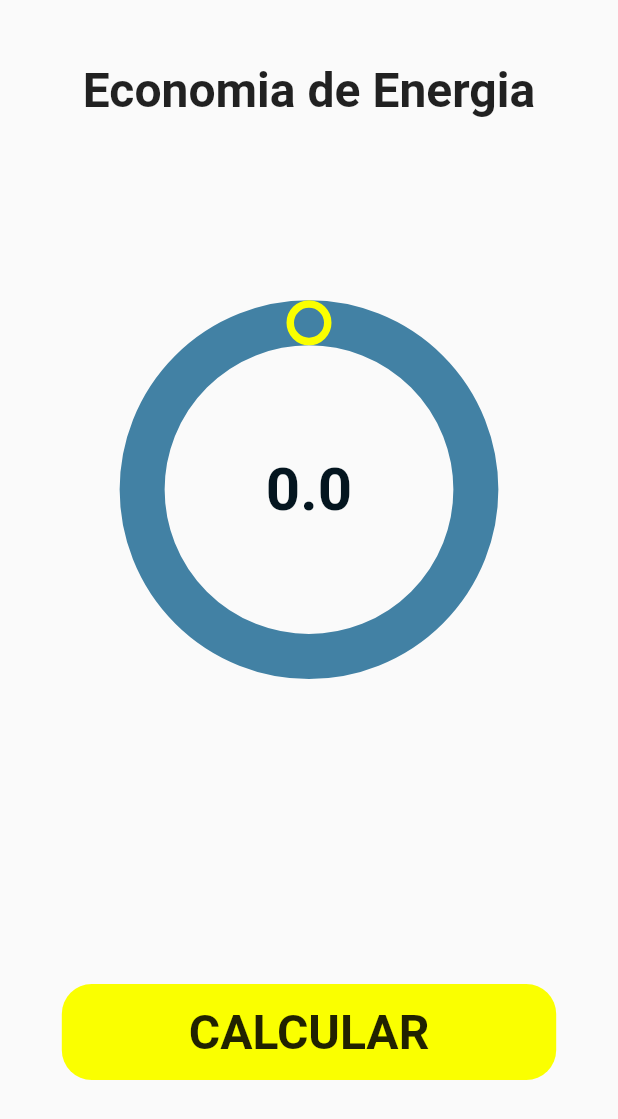
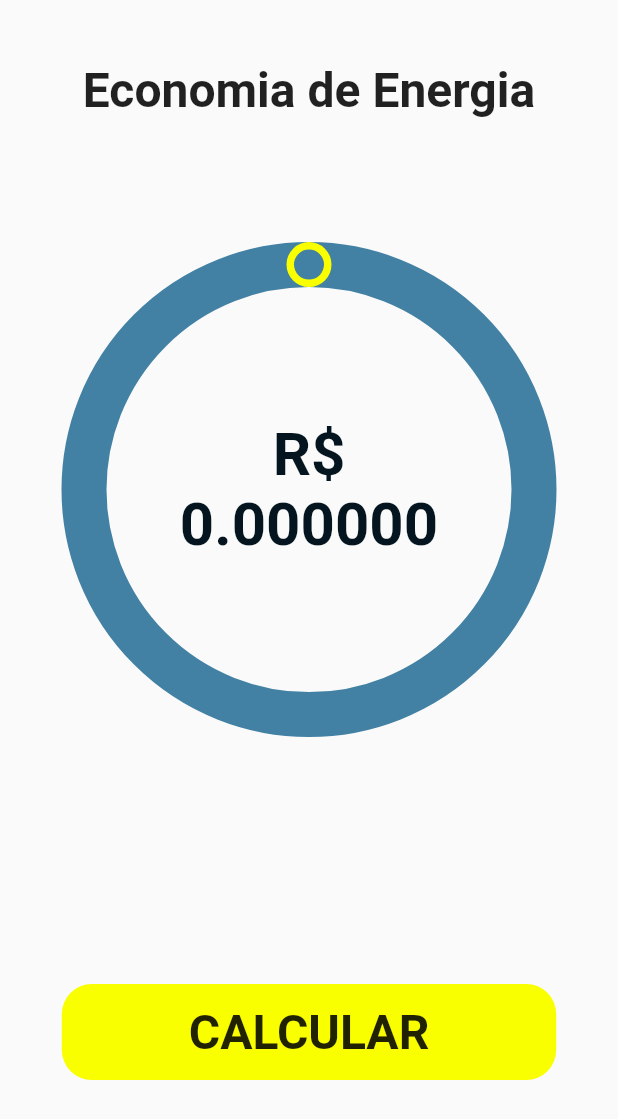
Before and after one commit to Gabriellocp/wattio_frontend, a Flutter app: the screen it shows after launch, on a phone screen of 412 x 824 dp. Shown: the top 1119 px of the screen. Run offline on Flutter 3.47's test engine with Material 2 defaults, Android fonts, the phone set to English and light mode, and no system bars.

Commit message:
update: add minimum size of 150 for CircularSlider

```diff
--- a/lib/widgets/slider/background_slider_painter.dart
+++ b/lib/widgets/slider/background_slider_painter.dart
@@ -49,7 +49,7 @@ class BackgroundSliderPainter extends CustomPainter {
     // Text inside the circle
     TextSpan span = TextSpan(
       text: text,
-      style: TextStyle(
+      style: const TextStyle(
         fontSize: 40.0,
         fontWeight: FontWeight.bold,
         color: AppColors.textPrimary,
@@ -58,6 +58,7 @@ class BackgroundSliderPainter extends CustomPainter {
     TextPainter textPainter = TextPainter(
       text: span,
       textDirection: TextDirection.ltr,
+      textAlign: TextAlign.center,
     );
     textPainter.layout(minWidth: 0, maxWidth: size.width);
     // Defining the text offset >>
--- a/lib/widgets/slider/circular_slider.dart
+++ b/lib/widgets/slider/circular_slider.dart
@@ -1,3 +1,5 @@
+import 'dart:math';
+
 import 'package:flutter/material.dart';
 import 'package:wattio_frontend/context/global_context.dart';
 import 'package:wattio_frontend/helpers/math_helper.dart';
@@ -20,7 +22,7 @@ class CircularSlider extends StatefulWidget {
   final double maxValue;
   final double increment;
   double startAngle;
-  final Function(dynamic)? onChanged;
+  final Function(dynamic) onChanged;
 
   @override
   State<CircularSlider> createState() => _CircularSliderState();
@@ -39,7 +41,9 @@ class _CircularSliderState extends State<CircularSlider> {
         ? const Slider(value: 0.2, onChanged: null)
         : LayoutBuilder(builder: (context, constraints) {
             double startInRadians = mathHelper.toRadian(widget.startAngle);
-            double backgroundRadius = constraints.maxWidth * .3;
+            double backgroundRadius = screen.isWiderScreen
+                ? max(150, constraints.maxWidth * .2)
+                : max(150, constraints.maxWidth * .3);
             Offset center = Offset(
               constraints.maxWidth / 2,
               screen.height * .6 / 2,
@@ -58,7 +62,7 @@ class _CircularSliderState extends State<CircularSlider> {
                   backgroundRadius: backgroundRadius,
                   sweep: sweep,
                   start: startInRadians,
-                  text: sweep.toString(),
+                  text: 'R\$\n${sweep.toStringAsFixed(6)}',
                 ),
               ),
               Positioned(
@@ -72,16 +76,13 @@ class _CircularSliderState extends State<CircularSlider> {
                           renderHandler.globalToLocal(details.globalPosition);
                     },
                     onPanUpdate: (details) {
-                      if (sweep <= mathHelper.toRadian(360)) {
-                        print(startInRadians);
-                      }
                       Offset previousOffset = _dragOffset;
                       _dragOffset += details.delta;
                       double newAngle = sweep +
                           mathHelper.toAngle(_dragOffset, center) -
                           mathHelper.toAngle(previousOffset, center);
                       sweep = mathHelper.normalizeAngle(newAngle);
-
+                      widget.onChanged(1);
                       setState(() {});
                     },
                     child: const SliderHandler(),
```
